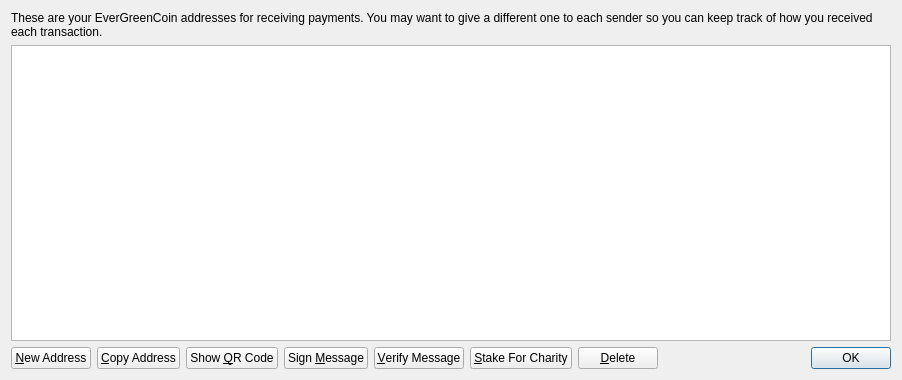
This is src/qt/forms/addressbookpage.ui in EverGreenCoinDev/EverGreenCoin as Qt 5 draws it before an edit. The edited form follows.
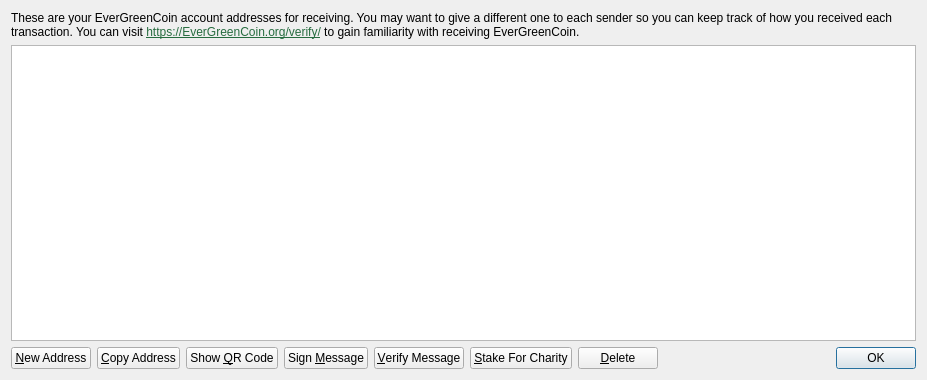
This is the edited form. Icons and pictures are not drawn.

```diff
--- a/src/qt/forms/addressbookpage.ui
+++ b/src/qt/forms/addressbookpage.ui
@@ -6,7 +6,7 @@
    <rect>
     <x>0</x>
     <y>0</y>
-    <width>902</width>
+    <width>927</width>
     <height>380</height>
    </rect>
   </property>
@@ -16,19 +16,14 @@
   <layout class="QVBoxLayout" name="verticalLayout">
    <item>
     <widget class="QLabel" name="labelExplanation">
-     <property name="font">
-      <font>
-       <pointsize>9</pointsize>
-       <weight>50</weight>
-       <bold>false</bold>
-       <stylestrategy>PreferAntialias</stylestrategy>
-      </font>
+     <property name="styleSheet">
+      <string notr="true">color: black;</string>
      </property>
      <property name="text">
-      <string>These are your EverGreenCoin addresses for receiving payments. You may want to give a different one to each sender so you can keep track of how you received each transaction.</string>
+      <string>&lt;html&gt;&lt;head/&gt;&lt;body&gt;&lt;p&gt;These are your EverGreenCoin account addresses for receiving. You may want to give a different one to each sender so you can keep track of how you received each transaction. You can visit &lt;a href=&quot;https://EverGreenCoin.org/verify/&quot;&gt;&lt;span style=&quot; text-decoration: underline; color:#266c3f;&quot;&gt;https://EverGreenCoin.org/verify/&lt;/span&gt;&lt;/a&gt; to gain familiarity with receiving EverGreenCoin.&lt;/p&gt;&lt;/body&gt;&lt;/html&gt;</string>
      </property>
      <property name="textFormat">
-      <enum>Qt::PlainText</enum>
+      <enum>Qt::RichText</enum>
      </property>
      <property name="wordWrap">
       <bool>true</bool>
@@ -226,12 +221,6 @@
          <verstretch>0</verstretch>
         </sizepolicy>
        </property>
-       <property name="font">
-        <font>
-         <weight>50</weight>
-         <bold>false</bold>
-        </font>
-       </property>
        <property name="standardButtons">
         <set>QDialogButtonBox::Ok</set>
        </property>
```
Left out of the diff: 68 changed lines with no effect on the pictures.
